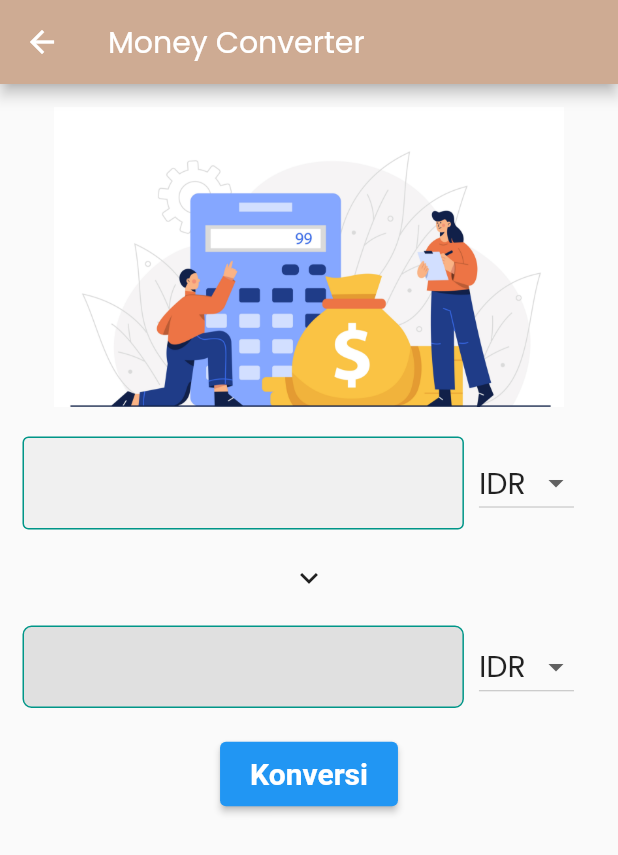
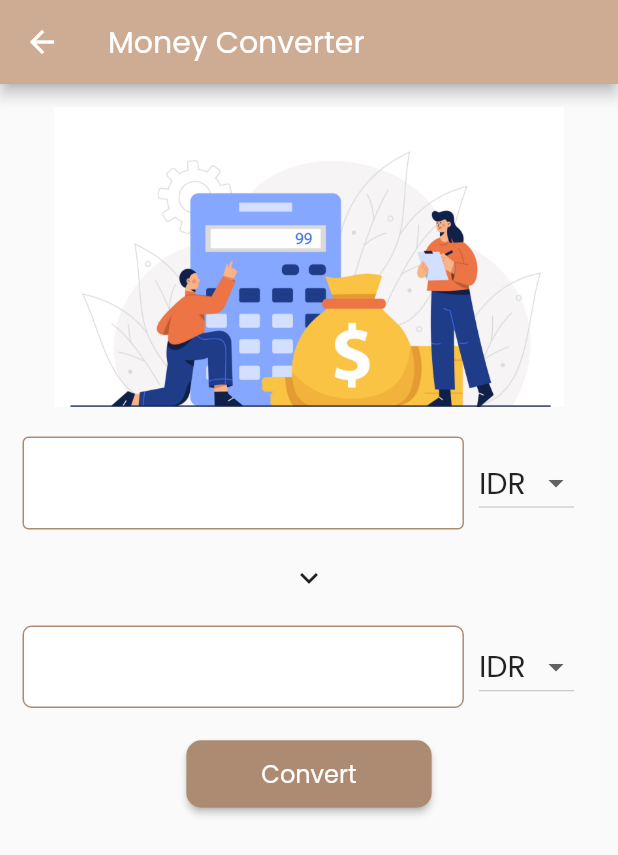
Before and after one commit to viadelia12/dog_breeds_fpTPM, a Flutter app: the ConvertPage screen opened by its route, on a phone screen of 412 x 824 dp. Shown: the top 855 px of the screen. Run offline on Flutter 3.47's test engine with Material 2 defaults, Android fonts, the phone set to English and light mode, and no system bars; our stand-ins replace iconsax, shared_preferences, sqflite; accounts and stored records are empty.

Commit message:
fix money converter, login, register, review

```diff
--- a/lib/pages/convert.dart
+++ b/lib/pages/convert.dart
@@ -126,29 +126,30 @@ class _ConvertPageState extends State<ConvertPage> {
                     onChanged: onInputChanged,
                     controller: _moneyController,
                     decoration: const InputDecoration(
+                      fillColor: Colors.white,
                       filled: true,
                       hintStyle: TextStyle(
                         fontWeight: FontWeight.w400,
                         fontSize: 18,
-                            fontFamily: 'Poppins',
                       ),
                       enabledBorder: OutlineInputBorder(
                         borderSide: BorderSide(
                           width: 1,
-                              color: Colors.teal,
-                            ), //<-- SEE HERE
+                          color: Color(0xffAD8B73),
+                        ),
                       ),
                       focusedBorder: OutlineInputBorder(
                         borderSide: BorderSide(
                           width: 1,
-                              color: Colors.teal,
-                            ), //<-- SEE HERE
+                          color: Color(0xffAD8B73),
+                        ),
                       ),
                     ),
                   ),
                 ),
                 const SizedBox(width: 10),
                 DropdownButton(
+                  dropdownColor: Colors.white,
                   value: currencyInput,
                   items: const <String>['IDR', 'USD', 'EUR']
                       .map<DropdownMenuItem<String>>((String value) {
@@ -172,9 +173,9 @@ class _ConvertPageState extends State<ConvertPage> {
                 Container(
                   padding: const EdgeInsets.all(10),
                   decoration: BoxDecoration(
-                    border: Border.all(color: Colors.teal),
+                    border: Border.all(color: Color(0xffAD8B73)),
                     borderRadius: BorderRadius.circular(6),
-                    color: Colors.grey.shade300,
+                    color: Colors.white,
                   ),
                   width: MediaQuery.of(context).size.width / 1.4,
                   height: 55,
@@ -187,6 +188,7 @@ class _ConvertPageState extends State<ConvertPage> {
                 ),
                 const SizedBox(width: 10),
                 DropdownButton(
+                  dropdownColor: Colors.white,
                   value: currencyOutput,
                   items: const <String>['IDR', 'USD', 'EUR']
                       .map<DropdownMenuItem<String>>((String value) {
@@ -203,17 +205,18 @@ class _ConvertPageState extends State<ConvertPage> {
               ],
             ),
             const SizedBox(height: 20),
-            ElevatedButton(
-              style: ElevatedButton.styleFrom(
-                padding:
-                    const EdgeInsets.symmetric(horizontal: 20, vertical: 10),
-                textStyle: const TextStyle(
-                  fontSize: 20,
-                  fontWeight: FontWeight.bold,
+            MaterialButton(
+              onPressed: convert,
+              height: 45,
+              color: Color(0xffAD8B73),
+              child: Text(
+                "Convert",
+                style: TextStyle(color: Colors.white, fontSize: 16.0),
               ),
+              padding: EdgeInsets.symmetric(vertical: 10, horizontal: 50),
+              shape: RoundedRectangleBorder(
+                borderRadius: BorderRadius.circular(10.0),
               ),
-              onPressed: convert,
-              child: const Text('Konversi'),
             )
           ],
         ),
--- a/lib/pages/login.dart
+++ b/lib/pages/login.dart
@@ -1,4 +1,3 @@
-import 'package:finalproject/components/navbar.dart';
 import 'package:finalproject/service/user_database_helper.dart';
 import 'package:flutter/material.dart';
 import 'package:iconsax/iconsax.dart';
@@ -106,7 +105,8 @@ class _LoginPageState extends State<LoginPage> {
                     pref.setString('username', listUser[0].username!);
                     pref.setInt('userId', listUser[0].id!);
                     ScaffoldMessenger.of(context).showSnackBar(snackbar);
-                    Navigator.popAndPushNamed(context, "/navbar");
+                    Navigator.of(context).pushNamedAndRemoveUntil(
+                        '/navbar', (Route<dynamic> route) => false);
                   }
                 } catch (e) {
                   setState(() {
--- a/lib/pages/register.dart
+++ b/lib/pages/register.dart
@@ -190,11 +190,11 @@ class _RegisterPageState extends State<RegisterPage> {
             showDialog(
               context: context,
               builder: (BuildContext context) => AlertDialog(
-                content: const Text('Username already used!'),
+                content: const Text('Registration Success!'),
                 actions: <TextButton>[
                   TextButton(
                     onPressed: () {
-                      Navigator.pop(context);
+                      Navigator.popAndPushNamed(context, "/login");
                       _usernameController.clear();
                       _passwordController.clear();
                     },
@@ -204,7 +204,7 @@ class _RegisterPageState extends State<RegisterPage> {
               ),
             );
           } else {
-            Navigator.popAndPushNamed(context, "/login");
+            Navigator.pop(context);
           }
         } catch (e) {
           setState(() {
--- a/lib/service/base_network.dart
+++ b/lib/service/base_network.dart
@@ -33,7 +33,7 @@ class BaseNetwork{
 
     List<Dogs?> items = [];
     print(checkDogs);
-    if (data != null && checkDogs != "No quotes found") {
+    if (data != null && checkDogs != "No dog's breed found") {
       for (var i in data) {
         if (i != null && i['lines'] == null) {
           items.add(Dogs.fromJson(i));
```
Also changed, not shown: lib/pages/review.dart (+60 -8 lines). Lines whose indentation alone changed are shown as unchanged.
